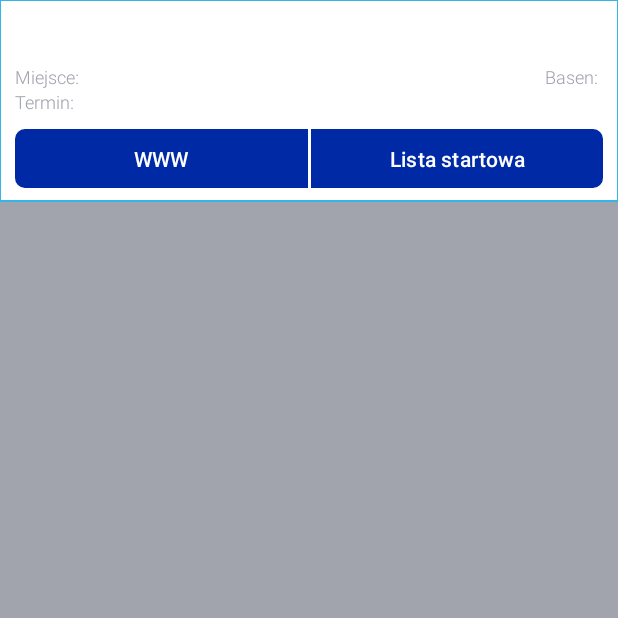
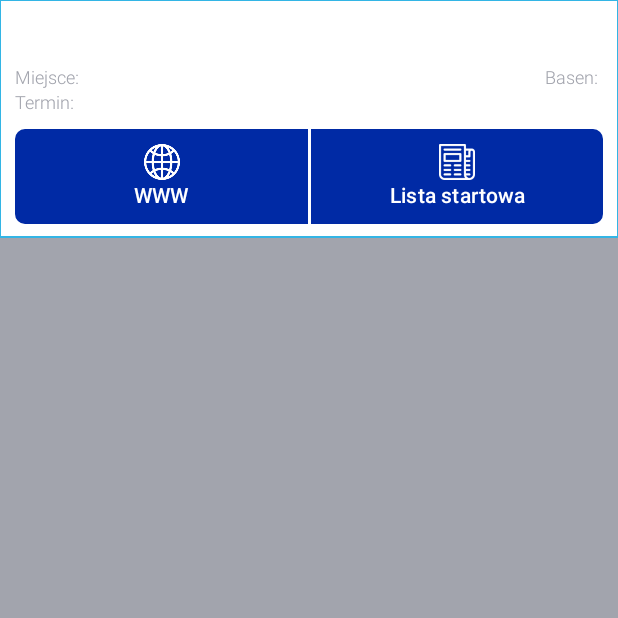
Before and after one commit to MIKE432/Manta-andorid, an Android app: the fragment LastMeetFragment shown on its own in the app's theme, on a phone screen of 412 x 824 dp, the top half of it. Run offline under Robolectric (Android 15) with nearby library versions, the phone set to English and light mode, and no system bars; 1 statement that could not run was skipped.

Commit message:
added records and icons to multiple button

```diff
--- a/app/src/main/java/com/apusart/manta/api/calls/MantaEndpoints.kt
+++ b/app/src/main/java/com/apusart/manta/api/calls/MantaEndpoints.kt
@@ -28,4 +28,7 @@ interface MantaEndpoints {
 
     @GET("athletes/{id}/results")
     suspend fun getResultsByAthleteId(@Path("id") id: Int, @Query("limit") grade: Int? = 3, @Query("style") ss_abbr: String? = null, @Query("distance") distance: Int? = null, @Query("course") course: String? = null): ResultsResponse
+
+    @GET("records")
+    suspend fun getRecords(@Query("age") age: Int? = null, @Query("style") ss_abbr: String? = null, @Query("distance") distance: Int? = null, @Query("course") course: String? = null, @Query("gender") gender: String? = null): RecordsResponse
 }
--- a/app/src/main/java/com/apusart/manta/api/models/ResponseTypes.kt
+++ b/app/src/main/java/com/apusart/manta/api/models/ResponseTypes.kt
@@ -26,3 +26,7 @@ class MedalStatsResponse(
 class ResultsResponse(
     val results: List<Result>
 )
+
+class RecordsResponse(
+    val records: List<Record>
+)
--- /dev/null
+++ b/app/src/main/java/com/apusart/manta/api/serivces/MantaService.kt
@@ -0,0 +1,29 @@
+package com.apusart.manta.api.serivces
+
+import com.apusart.manta.api.calls.MantaEndpoints
+import com.apusart.manta.api.models.Record
+import com.apusart.manta.ui.tools.Const
+import okhttp3.OkHttpClient
+import retrofit2.Retrofit
+import retrofit2.converter.gson.GsonConverterFactory
+import retrofit2.http.Query
+
+class MantaService {
+    private val endpoints: MantaEndpoints
+
+    init {
+        val client = OkHttpClient.Builder()
+            .build()
+        val retrofit = Retrofit.Builder()
+            .baseUrl(Const.pageUrl)
+            .addConverterFactory(GsonConverterFactory.create())
+            .client(client)
+            .build()
+
+        endpoints = retrofit.create(MantaEndpoints::class.java)
+    }
+
+    suspend fun getRecords(age: Int? = null, ss_abbr: String? = null, distance: Int? = null, course: String? = null, gender: String? = null): List<Record> {
+        return endpoints.getRecords(age, ss_abbr,distance,course,gender).records
+    }
+}
--- a/app/src/main/java/com/apusart/manta/ui/Animations.kt
+++ b/app/src/main/java/com/apusart/manta/ui/Animations.kt
@@ -18,7 +18,7 @@ object Animations {
         }
 
         val animatorSet = AnimatorSet()
-        animatorSet.setInterpolator(object : AccelerateDecelerateInterpolator(){})
+        animatorSet.interpolator = object : AccelerateDecelerateInterpolator(){}
         animatorSet.play(slideAnimator)
         animatorSet.start()
     }
--- a/app/src/main/java/com/apusart/manta/ui/tools/Defaults.kt
+++ b/app/src/main/java/com/apusart/manta/ui/tools/Defaults.kt
@@ -2,6 +2,8 @@ package com.apusart.manta.ui.tools
 
 import android.content.Context
 import android.content.SharedPreferences
+import android.content.res.Resources
+import android.graphics.drawable.Drawable
 import android.hardware.display.DisplayManager
 import android.util.DisplayMetrics
 import android.view.GestureDetector
@@ -110,6 +112,12 @@ object Tools {
 
     fun toDp(x: Int, context: Context): Int {
         return (x * (context.resources.displayMetrics.density)).toInt()
+    }
+
+    fun changeIconColor(src: Int, newColor: Int, resources: Resources): Drawable {
+        val newSrc = resources.getDrawable(src)
+        newSrc.setTint(resources.getColor(newColor))
+        return newSrc
     }
 
     fun parseDate(date: String?): String {
--- a/app/src/main/java/com/apusart/manta/ui/tools/MultipleButton.kt
+++ b/app/src/main/java/com/apusart/manta/ui/tools/MultipleButton.kt
@@ -9,10 +9,12 @@ import android.view.Gravity
 import android.view.View
 import android.view.ViewGroup
 import android.view.ViewTreeObserver
+import android.widget.ImageView
 
 import android.widget.TextView
 import android.widget.Toast
 import androidx.constraintlayout.widget.ConstraintLayout
+import androidx.core.view.isVisible
 import androidx.core.view.marginEnd
 import com.apusart.manta.R
 import kotlinx.android.synthetic.main.graph.view.*
@@ -23,18 +25,23 @@ class MultipleButton(context: Context, attributeSet: AttributeSet): ConstraintLa
     private val mChildButtons = ArrayList<ChildButton>()
     private val MAX_CHILDREN_COUNT = 5
 
+
     private inner class ChildButton: ConstraintLayout(context) {
         val textView = TextView(context)
+        val imageView = ImageView(context)
+        private var mIsIconSet = false
 
         init {
             id = View.generateViewId()
+            textView.id = View.generateViewId()
+            imageView.id = View.generateViewId()
         }
 
         private fun setupTextView() {
             textView.gravity = Gravity.CENTER
 
             textView.layoutParams = LayoutParams(LayoutParams.WRAP_CONTENT, LayoutParams.WRAP_CONTENT)
-            (textView.layoutParams as LayoutParams).topToTop = 0
+            (textView.layoutParams as LayoutParams).topToBottom = imageView.id
             (textView.layoutParams as LayoutParams).startToStart = 0
             (textView.layoutParams as LayoutParams).endToEnd = 0
             (textView.layoutParams as LayoutParams).bottomToBottom = 0
@@ -44,15 +51,39 @@ class MultipleButton(context: Context, attributeSet: AttributeSet): ConstraintLa
 
         }
 
-        fun setUpChild(text: String, onClickListener: ((View) -> Unit)? = null): ChildButton {
+        private fun setupImageView(icon: Int?) {
+            imageView.layoutParams = LayoutParams(Tools.toDp(24, context), Tools.toDp(24, context))
+            (imageView.layoutParams as LayoutParams).topToTop = 0
+            (imageView.layoutParams as LayoutParams).startToStart = 0
+            (imageView.layoutParams as LayoutParams).endToEnd = 0
+            (imageView.layoutParams as LayoutParams).bottomToTop = textView.id
+            if(icon == null)
+                imageView.visibility = View.INVISIBLE
+            else {
+                imageView.visibility = View.VISIBLE
+                imageView.setImageDrawable(Tools.changeIconColor(icon, R.color.white, resources))
+            }
+
+        }
+
+        fun setUpChild(text: String, icon: Int? = null, onClickListener: ((View) -> Unit)? = null): ChildButton {
+            mIsIconSet = icon != null
             this.textView.text = text
             setOnClickListener(onClickListener)
             layoutParams = LayoutParams(0, LayoutParams.MATCH_PARENT)
             (layoutParams as LayoutParams).topToTop = 0
             (layoutParams as LayoutParams).bottomToBottom = 0
             addView(textView)
+            addView(imageView)
+            setupImageView(icon)
             setupTextView()
             return this
+        }
+
+        fun setIcon(icon: Int) {
+            mIsIconSet = true
+            setupImageView(icon)
+            setupTextView()
         }
     }
 
@@ -128,7 +159,7 @@ class MultipleButton(context: Context, attributeSet: AttributeSet): ConstraintLa
     }
 
     fun addButton(text: String, onClickListener: ((View) -> Unit)? = null) {
-        mChildButtons.takeIf { it.size < MAX_CHILDREN_COUNT && mChildButtons.find { child -> child.textView.text == text } == null }?.add(ChildButton().setUpChild(text, onClickListener))
+        mChildButtons.takeIf { it.size < MAX_CHILDREN_COUNT && mChildButtons.find { child -> child.textView.text == text } == null }?.add(ChildButton().setUpChild(text, null, onClickListener))
         removeAllViews()
         setBackgrounds()
         addChildren()
@@ -151,6 +182,13 @@ class MultipleButton(context: Context, attributeSet: AttributeSet): ConstraintLa
         mChildButtons.takeIf { index < it.size }?.get(index)?.setOnClickListener(onClickListener) ?: throw Exception("index > it.size")
     }
 
+
+    fun setButtonIcon(index: Int, icon: Int) {
+        mChildButtons.takeIf { index < it.size }?.get(index)?.setIcon(icon) ?: throw Exception("index > it.size")
+    }
+
+
+
     fun setText(index: Int, text: String) {
         mChildButtons.takeIf { index < it.size }?.get(index)?.textView?.text = text
     }
--- a/app/src/main/res/layout/user_activity.xml
+++ b/app/src/main/res/layout/user_activity.xml
@@ -157,7 +157,7 @@
         app:layout_constraintBottom_toTopOf="@id/bottom_navigation"
         />
 
-    <com.apusart.manta.ui.tools.Navigation
+    <com.google.android.material.bottomnavigation.BottomNavigationView
         android:id="@+id/bottom_navigation"
         android:layout_width="match_parent"
         android:layout_height="wrap_content"
@@ -168,6 +168,7 @@
         app:layout_constraintStart_toStartOf="parent"
         app:layout_constraintEnd_toEndOf="parent"
         android:background="@color/colorAccent"
-
+        android:layout_gravity="bottom"
+        app:menu="@menu/main_menu"
         />
 </androidx.constraintlayout.widget.ConstraintLayout>
--- a/app/src/main/res/values/strings.xml
+++ b/app/src/main/res/values/strings.xml
@@ -50,4 +50,5 @@
     <string name="place">%1$s.</string>
     <string name="settings">Ustawienia</string>
     <string name="meeting_date">%1$s - %2$s</string>
+    <string name="club_record">RK - %1$s lat</string>
 </resources>
```
Also changed, not shown: app/src/main/java/com/apusart/manta/Activities.kt (+29 -29 lines), app/src/main/java/com/apusart/manta/api/models/ApiModels.kt (+62 -0 lines), app/src/main/java/com/apusart/manta/ui/tools/Navigation.kt (+52 -6 lines), app/src/main/java/com/apusart/manta/ui/user_module/meets/LastMeetFragment.kt (+8 -3 lines), app/src/main/java/com/apusart/manta/ui/user_module/meets/LastMeetViewModel.kt (+18 -4 lines), app/src/main/res/layout/nav_bar.xml (added, +93 -0 lines), app/src/main/res/drawable/results_stopwatch_icon.png (added), app/src/main/res/drawable/www_icon.png (added).
